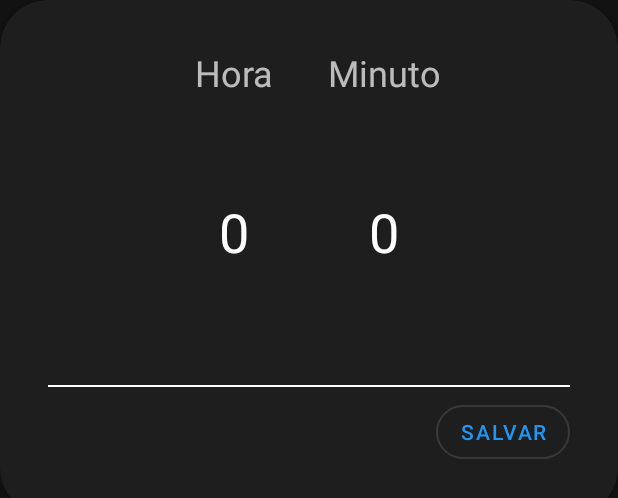
After one commit to luiz-shonen/TimeSheetCalculator, an Android app: the layout fragment_dialog_number_picker.xml on its own in the app's theme, with its tools: preview values and no code run, on a phone screen of 412 x 824 dp. The commit adds this screen. Shown: the top 498 px of the screen. Run offline under Robolectric (Android 15) with nearby library versions, the phone set to English and light mode, and no system bars.

Commit message:
Criação de layout e suas funções, mudanças em viewModel

```diff
--- a/app/build.gradle
+++ b/app/build.gradle
@@ -47,7 +47,9 @@ dependencies {
     implementation 'androidx.appcompat:appcompat:1.1.0'
     implementation 'androidx.core:core-ktx:1.2.0'
     implementation 'androidx.constraintlayout:constraintlayout:1.1.3'
-    implementation 'com.google.android.material:material:1.2.0-alpha04'
+    implementation 'com.google.android.material:material:1.2.0-alpha05'
+
+    implementation 'joda-time:joda-time:2.10.5'
 
     // ViewModel
     implementation "androidx.lifecycle:lifecycle-viewmodel-ktx:2.2.0"
--- a/app/src/main/java/com/luizrodrigues/timesheetcalculator/mvvm/viewmodel/MainViewModel.kt
+++ b/app/src/main/java/com/luizrodrigues/timesheetcalculator/mvvm/viewmodel/MainViewModel.kt
@@ -12,6 +12,7 @@ class MainViewModel : ViewModel() {
     var horasExtras = MutableLiveData<String>()
     var horasApontamento = MutableLiveData<String>()
     var corChangeDaynight = MutableLiveData<Int>()
+    var showNumberPickerDialog = MutableLiveData<Pair<Boolean, String>>(Pair(false, ""))
     val mask: String = "##:##"
 
     fun onResetClick() = this.clearAllFields()
@@ -24,6 +25,11 @@ class MainViewModel : ViewModel() {
         this.horasTrabalhadas.value = ""
         this.horasExtras.value = ""
         this.horasApontamento.value = ""
+        this.showNumberPickerDialog.value = Pair(false, "")
+    }
+
+    fun openNumberPickerDialog(clickedField: String) {
+        showNumberPickerDialog.value = Pair(true, clickedField)
     }
 
 }
--- /dev/null
+++ b/app/src/main/res/layout/fragment_dialog_number_picker.xml
@@ -0,0 +1,87 @@
+<?xml version="1.0" encoding="utf-8"?>
+<com.google.android.material.card.MaterialCardView xmlns:android="http://schemas.android.com/apk/res/android"
+    xmlns:app="http://schemas.android.com/apk/res-auto"
+    android:layout_width="match_parent"
+    android:layout_height="wrap_content"
+    app:cardCornerRadius="32dp">
+
+    <RelativeLayout
+        android:layout_width="match_parent"
+        android:layout_height="wrap_content"
+        android:padding="32dp">
+
+        <LinearLayout
+            android:id="@+id/hour_minute"
+            android:layout_width="wrap_content"
+            android:layout_height="wrap_content"
+            android:layout_centerHorizontal="true"
+            android:orientation="horizontal"
+            android:weightSum="2">
+
+            <TextView
+                android:layout_width="wrap_content"
+                android:layout_height="wrap_content"
+                android:layout_marginStart="12dp"
+                android:layout_marginEnd="36dp"
+                android:layout_weight="1"
+                android:text="@string/hour"
+                android:textSize="24sp"
+                android:theme="@style/NumberPickerTheme" />
+
+            <TextView
+                android:layout_width="wrap_content"
+                android:layout_height="wrap_content"
+                android:layout_weight="1"
+                android:text="@string/minute"
+                android:textSize="24sp" />
+
+        </LinearLayout>
+
+        <LinearLayout
+            android:id="@+id/number_pickers"
+            android:layout_width="wrap_content"
+            android:layout_height="wrap_content"
+            android:layout_below="@id/hour_minute"
+            android:layout_centerHorizontal="true"
+            android:orientation="horizontal"
+            android:weightSum="2">
+
+            <NumberPicker
+                android:id="@+id/hour"
+                android:layout_width="wrap_content"
+                android:layout_height="wrap_content"
+                android:layout_marginEnd="36dp"
+                android:layout_weight="1"
+                android:theme="@style/NumberPickerTheme" />
+
+            <NumberPicker
+                android:id="@+id/minute"
+                android:layout_width="wrap_content"
+                android:layout_height="wrap_content"
+                android:layout_weight="1"
+                android:theme="@style/NumberPickerTheme" />
+
+        </LinearLayout>
+
+        <View
+            android:id="@+id/divider"
+            android:layout_width="wrap_content"
+            android:layout_height="1dp"
+            android:layout_below="@id/number_pickers"
+            android:layout_marginTop="12dp"
+            android:layout_marginBottom="6dp"
+            android:background="@android:color/white" />
+
+        <com.google.android.material.button.MaterialButton
+            android:id="@+id/btn_salvar"
+            style="@style/Widget.MaterialComponents.Button.OutlinedButton"
+            android:layout_width="wrap_content"
+            android:layout_height="wrap_content"
+            android:layout_below="@id/divider"
+            android:layout_alignParentEnd="true"
+            android:text="@string/salvar"
+            app:cornerRadius="32dp" />
+
+    </RelativeLayout>
+
+</com.google.android.material.card.MaterialCardView>
--- a/app/src/main/res/values/strings.xml
+++ b/app/src/main/res/values/strings.xml
@@ -16,4 +16,7 @@
     <string name="msg_erro_campo_obrigatorio">Este campo é obrigatório!</string>
     <string name="user_photo">User Photo</string>
     <string name="minus">-</string>
+    <string name="salvar">Salvar</string>
+    <string name="hour">Hora</string>
+    <string name="minute">Minuto</string>
 </resources>
--- a/app/src/main/res/values/styles.xml
+++ b/app/src/main/res/values/styles.xml
@@ -18,4 +18,13 @@
         <item name="android:windowExitAnimation">@android:anim/fade_out</item>
     </style>
 
+    <style name="NumberPickerTheme" parent="Theme.MaterialComponents.DayNight">
+        <item name="colorAccent">@android:color/white</item>
+        <!-- To remove divider of the number picker -->
+        <item name="colorControlNormal">@android:color/transparent</item>
+
+        <item name="android:background">@android:color/transparent</item>
+        <item name="android:textSize">36sp</item>
+    </style>
+
 </resources>
```
Also changed, not shown: app/src/main/java/com/luizrodrigues/timesheetcalculator/TimeSheetCalculatorActivity.kt (+10 -6 lines), app/src/main/java/com/luizrodrigues/timesheetcalculator/mvvm/view/DialogNumberPickerFragment.kt (added, +64 -0 lines), app/src/main/res/layout/activity_timesheet_calculator.xml (+8 -0 lines), gradle.properties (+9 -13 lines).
